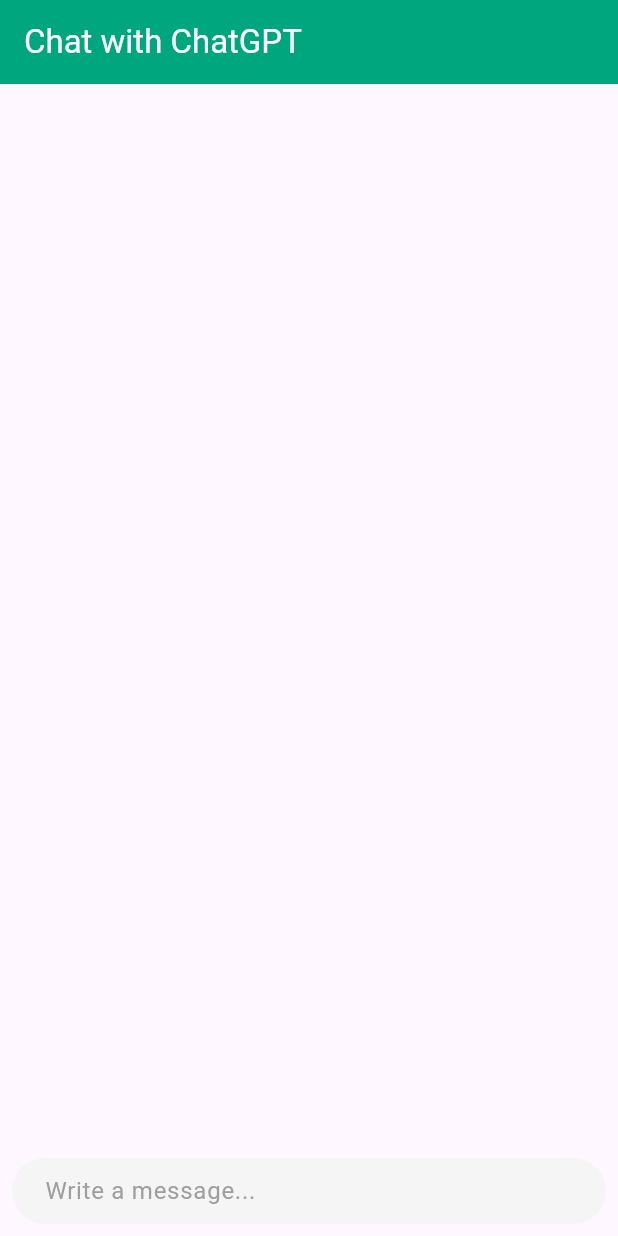
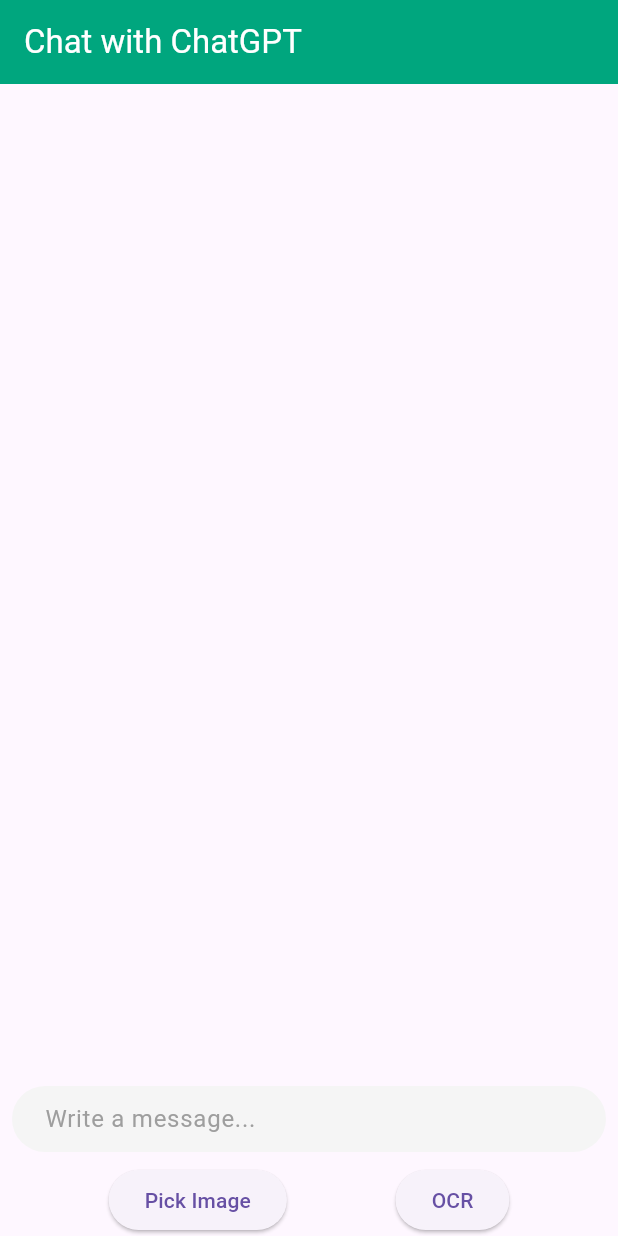
Before and after one commit to hato72/flutter_chatapp, a Flutter app: the screen it shows after launch, on a phone screen of 412 x 824 dp. Run offline on Flutter 3.47's test engine with Material 3 defaults, Android fonts, the light colour scheme and no system bars; drawn by our look-alikes of dash_chat_2; missing offline and left inert: chat_gpt_sdk, image_picker_web.

Commit message:
写真(画像)の文字を読み取ってチャットに送る処理

```diff
--- a/lib/main.dart
+++ b/lib/main.dart
@@ -1,7 +1,8 @@
 //import 'package:flutter_chatapp/chat_page.dart';
+//import 'package:flutter_dotenv/flutter_dotenv.dart';
 import 'package:flutter/material.dart';
-import 'package:flutter_chatapp/pages/chat_page.dart';
-//import 'package:flutter_dotenv/flutter_dotenv.dart';
+import 'package:flutter_chatapp/pages/chat_page_next.dart';
+//import 'package:flutter_chatapp/pages/chat_page.dart';
 
 // 中枢！main.dart の main() が最初に呼ばれる
 void main() async {
@@ -22,6 +23,7 @@
         primarySwatch: Colors.amber,
       ),
       //home: const ChatPage(title: 'Chat by ChatGPT'),
+      //home: ChatPage(),
       home: ChatPage(),
     );
   }
--- /dev/null
+++ b/lib/pages/chat_page_next.dart
@@ -0,0 +1,206 @@
+import 'package:chat_gpt_sdk/chat_gpt_sdk.dart';
+import 'package:dash_chat_2/dash_chat_2.dart';
+import 'package:flutter/material.dart';
+import 'package:flutter_chatapp/consts.dart';
+import 'dart:typed_data';
+import 'dart:convert';
+//import 'dart:html' as html;
+import 'package:image_picker_web/image_picker_web.dart';
+import 'package:http/http.dart';
+import 'package:http/http.dart' as http;
+
+
+class ChatPage extends StatefulWidget{
+  const ChatPage({super.key});
+
+  @override
+  State<ChatPage> createState() => _ChatPageState();
+}
+
+class _ChatPageState extends State<ChatPage>{
+  Uint8List? _pickedImage;
+  String _ocrResult = "";
+  bool isLoading = false;
+
+  void startLoading() {
+    setState(() {
+      isLoading = true;
+    });
+  }
+
+  void endLoading() {
+    setState(() {
+      isLoading = false;
+    });
+  }
+
+  Future<void> _pickImage() async {
+    Uint8List? imageBytes = await ImagePickerWeb.getImageAsBytes();
+    if (imageBytes != null) {
+      setState(() {
+        _pickedImage = imageBytes;
+        _ocrResult = ""; // リセット
+      });
+    }
+  }
+
+  Future<void> _sendImage() async {
+    if (_pickedImage != null) {
+      String base64Image = base64Encode(_pickedImage!);
+      Uri url = Uri.parse('http://127.0.0.1:5000/trimming');
+      String body = json.encode({
+        'post_img': base64Image,
+      });
+
+      startLoading();
+
+      try {
+        Response response = await http.post(url, body: body);
+
+        if (response.statusCode == 200) {
+          final data = json.decode(response.body);
+          setState(() {
+            _ocrResult = data['ocr_result'];
+          });
+          getChatResponse(ChatMessage(
+            user: _currentUser,
+            createdAt: DateTime.now(),
+            text: _ocrResult,
+          ));
+        } else {
+          print('エラー: ${response.statusCode}');
+        }
+
+        //final data = json.decode(response.body);
+        //String imageBase64 = data['result'];
+        //Uint8List bytes = base64Decode(imageBase64);
+
+        // setState(() {
+        //   _ocrResult = data['ocr_result'];
+        // });
+
+      } catch (e) {
+        print('Error: $e');
+      }
+
+      endLoading();
+    }
+  }
+
+  final _openAI = OpenAI.instance.build(
+    token: OPENAI_API_KEY,
+    baseOption: HttpSetup(receiveTimeout: const Duration(seconds: 5),),
+    enableLog: true
+  );
+
+  final ChatUser _currentUser = ChatUser(id: '1',firstName: 'hato', lastName: 'ko');
+
+  final ChatUser _gptChatUser = ChatUser(id: '2',firstName: 'Chat', lastName: 'GPT');
+
+  List<ChatMessage> _messages = <ChatMessage>[];
+  List<ChatUser> _typingUsers = <ChatUser>[];
+
+  @override
+  Widget build(BuildContext context){
+    return Scaffold(
+      appBar: AppBar(
+        backgroundColor: const Color.fromRGBO(
+          0,
+          166,
+          126,
+          1
+        ),
+        title: const Text(
+          'Chat with ChatGPT',
+          style: TextStyle(
+            color: Colors.white,
+          ),
+        ),
+      ),
+      // body: DashChat(
+      //   currentUser: _currentUser,
+      //   typingUsers: _typingUsers,
+      //   messageOptions: const MessageOptions(
+      //     currentUserContainerColor: Colors.black,
+      //     containerColor: Color.fromRGBO(0,166,126,1),
+      //     textColor: Colors.white,
+      //   ),
+      //   onSend: (ChatMessage m){
+      //     getChatResponse(m);
+      //   },
+      //   messages: _messages,
+      // ),
+      body: Column(
+        children: [
+          Expanded(
+            child: DashChat(
+              currentUser: _currentUser,
+              typingUsers: _typingUsers,
+              messageOptions: const MessageOptions(
+                currentUserContainerColor: Colors.black,
+                containerColor: Color.fromRGBO(0,166,126,1),
+                textColor: Colors.white,
+              ),
+              onSend: (ChatMessage m){
+                getChatResponse(m);
+              },
+              messages: _messages,
+            ),
+          ),
+          Row(
+            mainAxisAlignment: MainAxisAlignment.spaceEvenly,
+            children: [
+              ElevatedButton(
+                onPressed: _pickImage,
+                child: Text('Pick Image'),
+              ),
+              ElevatedButton(
+                onPressed: _sendImage,
+                child: Text('OCR'),
+              ),
+            ],
+          )
+        ],
+      )
+    );
+  }
+
+  Future<void> getChatResponse(ChatMessage m) async {
+    setState(() {
+      _messages.insert(0,m);
+      _typingUsers.add(_gptChatUser);
+    });
+    List<Map<String, dynamic>> _messagesHistory = _messages.reversed.map((m) {
+      if (m.user == _currentUser) {
+        return {'role': 'user', 'content': m.text};
+      } else {
+        return {'role': 'assistant', 'content': m.text};
+      }
+    }).toList();
+    final request = ChatCompleteText(
+      model: GptTurboChatModel(),
+      messages: _messagesHistory,
+      maxToken: 200
+    );
+    final response = await _openAI.onChatCompletion(
+      request: request);
+    for (var i in response!.choices){
+      if (i.message != null){
+        setState(() {
+          _messages.insert(
+            0,
+            ChatMessage(
+              user: _gptChatUser,
+              createdAt: DateTime.now(),
+              text: i.message!.content
+            ),
+          );
+        });
+      }
+    }
+
+    setState(() {
+      _typingUsers.remove(_gptChatUser);
+    });
+  }
+}
--- a/pubspec.yaml
+++ b/pubspec.yaml
@@ -42,6 +42,7 @@
   build_runner: ^2.4.9
   chat_gpt_sdk: ^3.0.3
   dash_chat_2: ^0.0.20
+  image_picker_web: ^3.1.1
 
 dev_dependencies:
   flutter_test:
```
Also changed, not shown: pubspec.lock.
